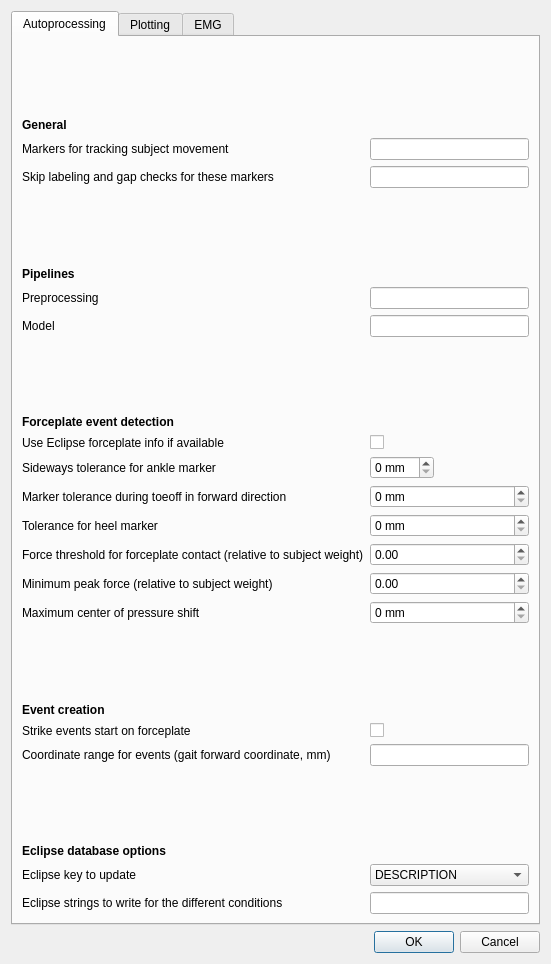
NCH-Motion-Laboratory/gaitutils, file gaitutils/nexus_scripts/options_dialog.ui: the form before one commit.
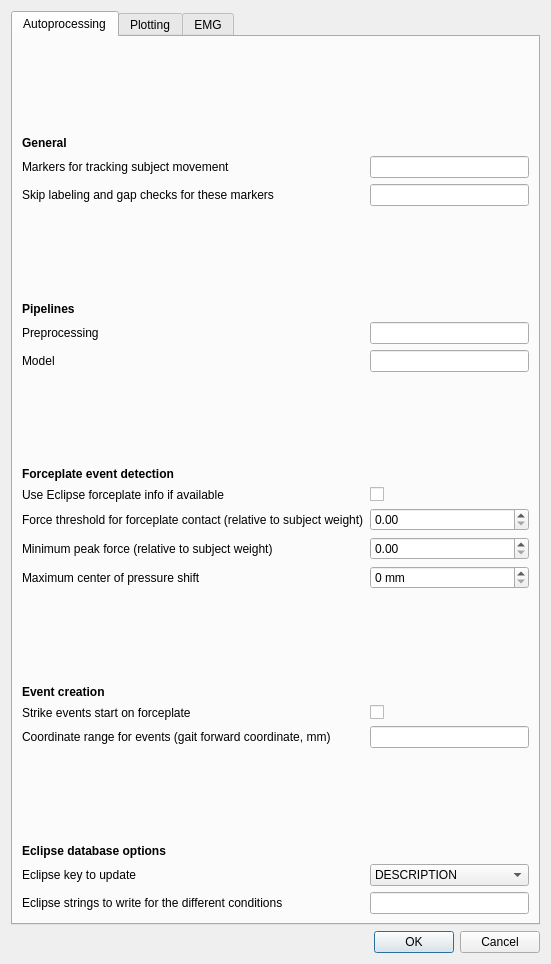
The form after the commit.

Commit message: rm unused marker tolerance params

Patch:
```diff
--- a/gaitutils/nexus_scripts/options_dialog.ui
+++ b/gaitutils/nexus_scripts/options_dialog.ui
@@ -190,64 +190,13 @@
           </widget>
          </item>
          <item row="11" column="0">
-          <widget class="QLabel" name="label">
-           <property name="text">
-            <string>Sideways tolerance for ankle marker</string>
-           </property>
-          </widget>
-         </item>
-         <item row="11" column="1">
-          <widget class="QSpinBox" name="cfg_ankle_sideways_tol">
-           <property name="sizePolicy">
-            <sizepolicy hsizetype="Fixed" vsizetype="Fixed">
-             <horstretch>0</horstretch>
-             <verstretch>0</verstretch>
-            </sizepolicy>
-           </property>
-           <property name="layoutDirection">
-            <enum>Qt::LeftToRight</enum>
-           </property>
-           <property name="suffix">
-            <string> mm</string>
-           </property>
-          </widget>
-         </item>
-         <item row="12" column="0">
-          <widget class="QLabel" name="label_7">
-           <property name="text">
-            <string>Marker tolerance during toeoff in forward direction</string>
-           </property>
-          </widget>
-         </item>
-         <item row="12" column="1">
-          <widget class="QSpinBox" name="cfg_toeoff_marker_tol">
-           <property name="suffix">
-            <string> mm</string>
-           </property>
-          </widget>
-         </item>
-         <item row="13" column="0">
-          <widget class="QLabel" name="label_9">
-           <property name="text">
-            <string>Tolerance for heel marker</string>
-           </property>
-          </widget>
-         </item>
-         <item row="13" column="1">
-          <widget class="QSpinBox" name="cfg_heel_strike_tol">
-           <property name="suffix">
-            <string> mm</string>
-           </property>
-          </widget>
-         </item>
-         <item row="14" column="0">
           <widget class="QLabel" name="label_4">
            <property name="text">
             <string>Force threshold for forceplate contact (relative to subject weight)</string>
            </property>
           </widget>
          </item>
-         <item row="14" column="1">
+         <item row="11" column="1">
           <widget class="QDoubleSpinBox" name="cfg_forceplate_contact_threshold">
            <property name="suffix">
             <string/>
@@ -260,14 +209,14 @@
            </property>
           </widget>
          </item>
-         <item row="15" column="0">
+         <item row="12" column="0">
           <widget class="QLabel" name="label_5">
            <property name="text">
             <string>Minimum peak force (relative to subject weight)</string>
            </property>
           </widget>
          </item>
-         <item row="15" column="1">
+         <item row="12" column="1">
           <widget class="QDoubleSpinBox" name="cfg_forceplate_min_weight">
            <property name="suffix">
             <string/>
@@ -280,14 +229,14 @@
            </property>
           </widget>
          </item>
-         <item row="16" column="0">
+         <item row="13" column="0">
           <widget class="QLabel" name="label_8">
            <property name="text">
             <string>Maximum center of pressure shift</string>
            </property>
           </widget>
          </item>
-         <item row="16" column="1">
+         <item row="13" column="1">
           <widget class="QSpinBox" name="cfg_cop_shift_max">
            <property name="suffix">
             <string> mm</string>
@@ -297,7 +246,7 @@
            </property>
           </widget>
          </item>
-         <item row="17" column="0">
+         <item row="14" column="0">
           <spacer name="verticalSpacer_2">
            <property name="orientation">
             <enum>Qt::Vertical</enum>
@@ -310,7 +259,7 @@
            </property>
           </spacer>
          </item>
-         <item row="18" column="0">
+         <item row="15" column="0">
           <widget class="QLabel" name="label_10">
            <property name="font">
             <font>
@@ -323,7 +272,7 @@
            </property>
           </widget>
          </item>
-         <item row="19" column="0">
+         <item row="16" column="0">
           <widget class="QLabel" name="label_6">
            <property name="toolTip">
             <string>&lt;html&gt;&lt;head/&gt;&lt;body&gt;&lt;p&gt;Whether to start strike events (on a particular side) on the first forceplate contact. This means that kinetics will be available for the 1st gait cycle for the side in question.&lt;/p&gt;&lt;/body&gt;&lt;/html&gt;</string>
@@ -333,14 +282,14 @@
            </property>
           </widget>
          </item>
-         <item row="19" column="1">
+         <item row="16" column="1">
           <widget class="QCheckBox" name="cfg_start_on_forceplate">
            <property name="text">
             <string/>
            </property>
           </widget>
          </item>
-         <item row="20" column="0">
+         <item row="17" column="0">
           <widget class="QLabel" name="label_2">
            <property name="toolTip">
             <string>&lt;html&gt;&lt;head/&gt;&lt;body&gt;&lt;p&gt;Limit events to the given range. The values refer to the principal forward direction of gait, i.e. dimension of largest variance in the trial, which is usually the major axis of the lab.&lt;/p&gt;&lt;p&gt;&lt;br/&gt;&lt;/p&gt;&lt;/body&gt;&lt;/html&gt;</string>
@@ -350,10 +299,10 @@
            </property>
           </widget>
          </item>
-         <item row="20" column="1">
+         <item row="17" column="1">
           <widget class="QLineEdit" name="cfg_events_range"/>
          </item>
-         <item row="21" column="0">
+         <item row="18" column="0">
           <spacer name="verticalSpacer_3">
            <property name="orientation">
             <enum>Qt::Vertical</enum>
```
Left out of the diff: 10 changed lines with no effect on the pictures. The commit also changes 1 other file.
